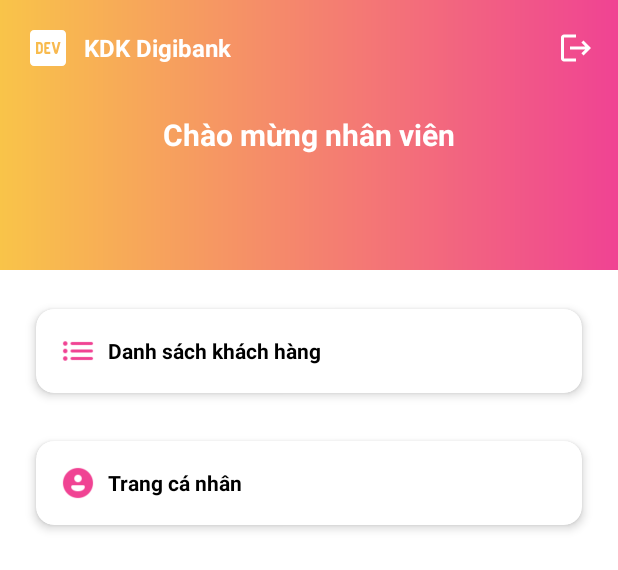
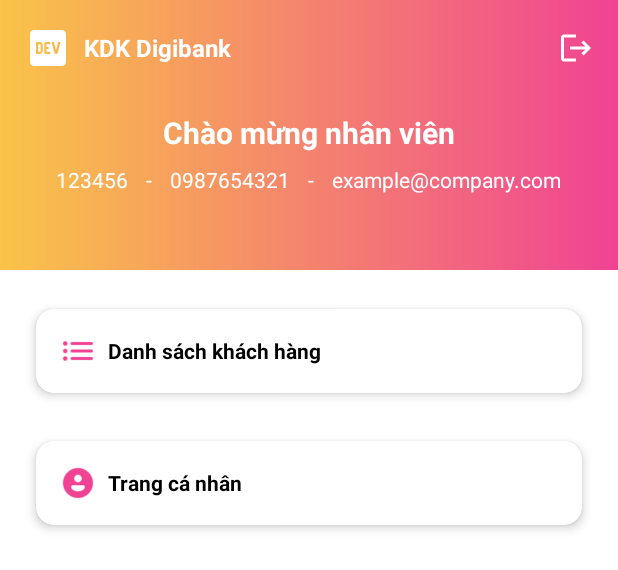
Before and after one commit to ziennghien/FinalProject, an Android app: the layout activity_home_employee.xml on its own in the app's theme, with its tools: preview values and no code run, on a phone screen of 412 x 824 dp. Shown: the top 570 px of the screen. Run offline under Robolectric (Android 15) with nearby library versions, the phone set to English and light mode, and no system bars.

```diff
--- a/app/src/main/res/layout/activity_home_employee.xml
+++ b/app/src/main/res/layout/activity_home_employee.xml
@@ -22,17 +22,77 @@
             android:scaleType="centerCrop"
             android:src="@drawable/header_background" />
 
-        <!-- TextView giữa nền -->
+        <!-- Container để căn giữa và dàn theo chiều dọc -->
+        <LinearLayout
+            android:layout_width="match_parent"
+            android:layout_height="match_parent"
+            android:orientation="vertical"
+            android:gravity="center"
+            android:paddingTop="24dp">
+
             <TextView
-            android:id="@+id/tvChaoMung"
+                android:id="@+id/tv_welcome"
                 android:layout_width="wrap_content"
                 android:layout_height="wrap_content"
-            android:layout_gravity="center"
                 android:text="Chào mừng nhân viên"
                 android:textSize="20sp"
                 android:textStyle="bold"
                 android:textColor="@android:color/white" />
+
+            <!-- LinearLayout nằm ngang chứa 3 thông tin -->
+            <LinearLayout
+                android:id="@+id/userInfoLayout"
+                android:layout_width="wrap_content"
+                android:layout_height="wrap_content"
+                android:layout_marginTop="8dp"
+                android:orientation="horizontal"
+                android:gravity="center">
+
+                <TextView
+                    android:id="@+id/tv_user_id"
+                    android:layout_width="wrap_content"
+                    android:layout_height="wrap_content"
+                    android:text="123456"
+                    android:textColor="@android:color/white"
+                    android:textSize="14sp"
+                    android:layout_marginEnd="12dp" />
+
+                <TextView
+                    android:layout_width="wrap_content"
+                    android:layout_height="wrap_content"
+                    android:text="-"
+                    android:textColor="@android:color/white"
+                    android:textSize="14sp"
+                    android:layout_marginEnd="12dp" />
+
+                <TextView
+                    android:id="@+id/tv_phone"
+                    android:layout_width="wrap_content"
+                    android:layout_height="wrap_content"
+                    android:text="0987654321"
+                    android:textColor="@android:color/white"
+                    android:textSize="14sp"
+                    android:layout_marginEnd="12dp" />
+
+                <TextView
+                    android:layout_width="wrap_content"
+                    android:layout_height="wrap_content"
+                    android:text="-"
+                    android:textColor="@android:color/white"
+                    android:textSize="14sp"
+                    android:layout_marginEnd="12dp" />
+
+                <TextView
+                    android:id="@+id/tv_email"
+                    android:layout_width="wrap_content"
+                    android:layout_height="wrap_content"
+                    android:text="example@company.com"
+                    android:textColor="@android:color/white"
+                    android:textSize="14sp" />
+            </LinearLayout>
+        </LinearLayout>
     </FrameLayout>
+
 
     <!-- Header bar với logo + text + logout -->
     <LinearLayout
--- a/app/src/main/res/layout/activity_nap_tien_dien_thoai.xml
+++ b/app/src/main/res/layout/activity_nap_tien_dien_thoai.xml
@@ -131,8 +131,7 @@
             android:textColor="#000000"
             android:backgroundTint="@android:color/white"
             android:elevation="2dp"
-            android:stateListAnimator="@null"
-            app:layout_columnWeight="1" />
+            android:stateListAnimator="@null"/>
 
         <Button
             android:id="@+id/btn20k"
@@ -145,8 +144,7 @@
             android:stateListAnimator="@null"
             android:text="20.000"
             android:textSize="12dp"
-            android:textColor="#000000"
-            app:layout_columnWeight="1" />
+            android:textColor="#000000"/>
 
         <Button
             android:id="@+id/btn50k"
@@ -159,8 +157,7 @@
             android:backgroundTint="@android:color/white"
             android:elevation="2dp"
             android:textSize="12dp"
-            android:stateListAnimator="@null"
-            app:layout_columnWeight="1" />
+            android:stateListAnimator="@null"/>
 
         <Button
             android:id="@+id/btn100k"
@@ -173,8 +170,7 @@
             android:textSize="12dp"
             android:backgroundTint="@android:color/white"
             android:elevation="2dp"
-            android:stateListAnimator="@null"
-            app:layout_columnWeight="1" />
+            android:stateListAnimator="@null"/>
 
         <Button
             android:id="@+id/btn200k"
@@ -187,8 +183,7 @@
             android:textColor="#000000"
             android:backgroundTint="@android:color/white"
             android:elevation="2dp"
-            android:stateListAnimator="@null"
-            app:layout_columnWeight="1" />
+            android:stateListAnimator="@null"/>
 
         <Button
             android:id="@+id/btn500k"
@@ -201,8 +196,7 @@
             android:textColor="#000000"
             android:backgroundTint="@android:color/white"
             android:elevation="2dp"
-            android:stateListAnimator="@null"
-            app:layout_columnWeight="1" />
+            android:stateListAnimator="@null"/>
     </GridLayout>
 
 
```
Lines whose indentation alone changed are shown as unchanged.
